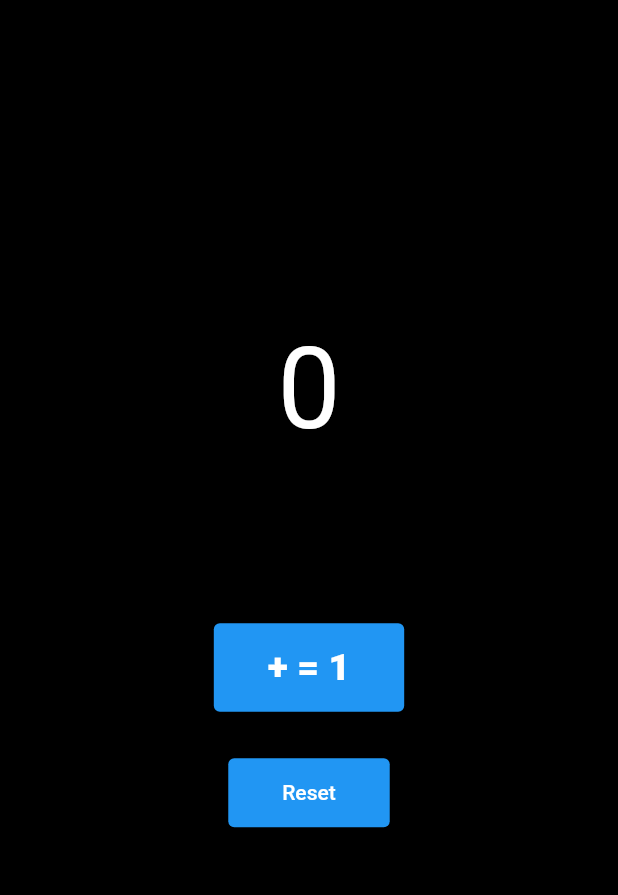
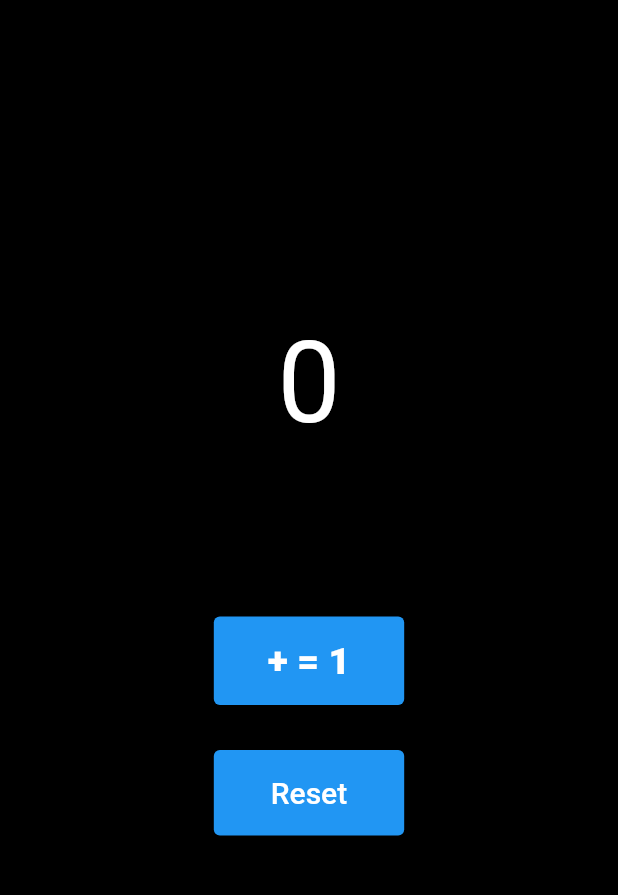
Before and after one commit to rishikesh1419/Simple-Counter-Flutter, a Flutter app: the screen it shows after launch, on a phone screen of 412 x 824 dp, the part 84-979 px from its top. Run offline on Flutter 3.47's test engine with Material 2 defaults, Android fonts, the phone set to English and light mode, and no system bars.

Commit message:
Styling fixes

```diff
--- a/lib/main.dart
+++ b/lib/main.dart
@@ -10,11 +10,11 @@ class SimpleCounter extends StatelessWidget {
   Widget build(BuildContext context) {
     return MaterialApp(
       debugShowCheckedModeBanner: false,
-      title: 'Counter',
+      title: appName,
       theme: ThemeData(
         primarySwatch: blue,
       ),
-      home: HomeScreen(title: 'Flutter Demo Home Page'),
+      home: HomeScreen(title: appName),
     );
   }
 }
@@ -46,7 +46,7 @@ class _HomeScreenState extends State<HomeScreen> {
   Widget build(BuildContext context) {
     return Scaffold(
       appBar: AppBar(
-        title: const Text("Counter"),
+        title: const Text(appName),
       ),
       backgroundColor: black,
       body: Column(
@@ -85,8 +85,13 @@ class _HomeScreenState extends State<HomeScreen> {
                   ElevatedButton(
                     onPressed: _resetCounter,
                     child: Container(
-                      padding: EdgeInsets.fromLTRB(20.0, 15.0, 20.0, 15.0),
-                      child: const Text("Reset"),
+                      padding: EdgeInsets.fromLTRB(22.0, 17.0, 22.0, 17.0),
+                      child: const Text(
+                        "Reset",
+                        style: TextStyle(
+                          fontSize: 20,
+                        ),
+                      ),
                     ),
                   ),
                 ],
--- a/lib/utils/constants.dart
+++ b/lib/utils/constants.dart
@@ -1,5 +1,6 @@
 import 'package:flutter/material.dart';
 
+const appName = 'Counter';
 const blue = Colors.blue;
 const black = Colors.black;
 const white = Colors.white;
```
